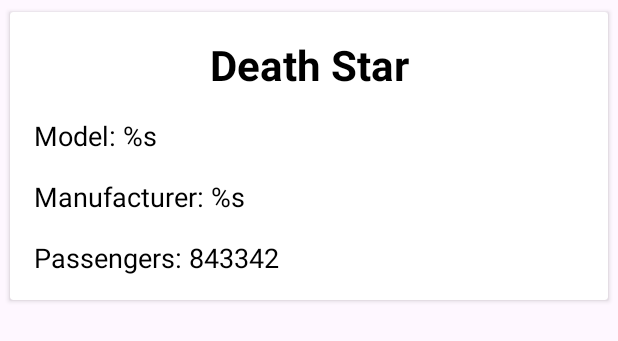
After one commit to passerby29/MontekristTestProject, an Android app: the layout item_starship_info.xml on its own in the app's theme, with its tools: preview values and no code run, on a phone screen of 412 x 824 dp. The commit adds this screen. Shown: the top 341 px of the screen. Run offline under Robolectric (Android 15) with nearby library versions, the phone set to English and light mode, and no system bars.

Commit message:
adding starships rv item layout

```diff
--- /dev/null
+++ b/app/src/main/res/layout/item_starship_info.xml
@@ -0,0 +1,63 @@
+<?xml version="1.0" encoding="utf-8"?>
+<androidx.cardview.widget.CardView xmlns:android="http://schemas.android.com/apk/res/android"
+    xmlns:app="http://schemas.android.com/apk/res-auto"
+    xmlns:tools="http://schemas.android.com/tools"
+    android:layout_width="match_parent"
+    android:layout_height="wrap_content"
+    android:layout_margin="4dp"
+    app:cardUseCompatPadding="true">
+
+    <androidx.constraintlayout.widget.ConstraintLayout
+        android:layout_width="match_parent"
+        android:layout_height="wrap_content">
+
+        <TextView
+            android:id="@+id/starshipNameTextView"
+            android:layout_width="wrap_content"
+            android:layout_height="wrap_content"
+            android:textColor="@color/black"
+            android:textSize="28sp"
+            android:layout_marginTop="16dp"
+            android:textStyle="bold"
+            app:layout_constraintEnd_toEndOf="parent"
+            app:layout_constraintStart_toStartOf="parent"
+            app:layout_constraintTop_toTopOf="parent"
+            tools:text="Death Star" />
+
+        <TextView
+            android:id="@+id/tvSymbols"
+            android:layout_width="wrap_content"
+            android:layout_height="wrap_content"
+            android:layout_margin="16dp"
+            android:textColor="@color/black"
+            android:textSize="18sp"
+            app:layout_constraintStart_toStartOf="parent"
+            app:layout_constraintTop_toBottomOf="@+id/starshipNameTextView"
+            tools:text="@string/starship_model_template" />
+
+        <TextView
+            android:id="@+id/starshipManufacturerTextView"
+            android:layout_width="0dp"
+            android:layout_height="wrap_content"
+            android:layout_margin="16dp"
+            android:textColor="@color/black"
+            android:textSize="18sp"
+            app:layout_constraintEnd_toEndOf="parent"
+            app:layout_constraintStart_toStartOf="parent"
+            app:layout_constraintTop_toBottomOf="@+id/tvSymbols"
+            tools:text="@string/starship_manufacturer_template" />
+
+        <TextView
+            android:id="@+id/starshipPassengersTextView"
+            android:layout_width="wrap_content"
+            android:layout_height="wrap_content"
+            android:layout_margin="16dp"
+            android:textColor="@color/black"
+            android:textSize="18sp"
+            app:layout_constraintBottom_toBottomOf="parent"
+            app:layout_constraintStart_toStartOf="parent"
+            app:layout_constraintTop_toBottomOf="@+id/starshipManufacturerTextView"
+            tools:text="@string/passengers_template" />
+    </androidx.constraintlayout.widget.ConstraintLayout>
+
+</androidx.cardview.widget.CardView>
--- a/app/src/main/res/values/strings.xml
+++ b/app/src/main/res/values/strings.xml
@@ -3,6 +3,7 @@
     <string name="starships_template">number of manned starships: %s</string>
     <color name="text_color_add">#80393939</color>
     <color name="text_color_main">#393939</color>
-    <!-- TODO: Remove or change this placeholder text -->
-    <string name="hello_blank_fragment">Hello blank fragment</string>
+    <string name="passengers_template">Passengers: 843342</string>
+    <string name="starship_manufacturer_template">Manufacturer: %s</string>
+    <string name="starship_model_template">Model: %s</string>
 </resources>
```
Also changed, not shown: app/src/main/res/layout/item_planet_info.xml (added, +45 -0 lines).
